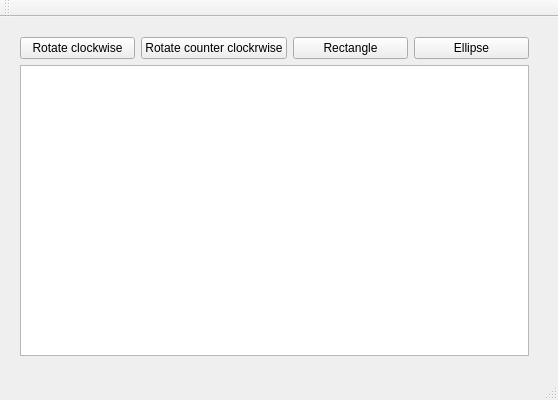
First picture: the form in qraph.ui, repository IvanAnanchikov/graph, before the edit.
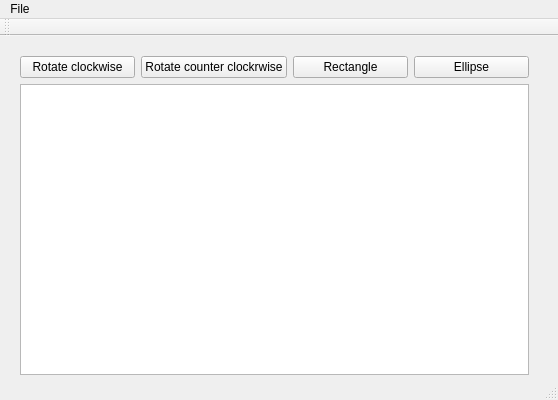
Second picture: the form after the edit.

Diff of the .ui file:
```diff
--- a/qraph.ui
+++ b/qraph.ui
@@ -71,6 +71,14 @@
      <height>21</height>
     </rect>
    </property>
+   <widget class="QMenu" name="menuFile">
+    <property name="title">
+     <string>File</string>
+    </property>
+    <addaction name="actionSave_As"/>
+    <addaction name="actionOpen"/>
+   </widget>
+   <addaction name="menuFile"/>
   </widget>
   <widget class="QToolBar" name="mainToolBar">
    <attribute name="toolBarArea">
```
Left out of the diff: 10 changed lines with no effect on the pictures.
